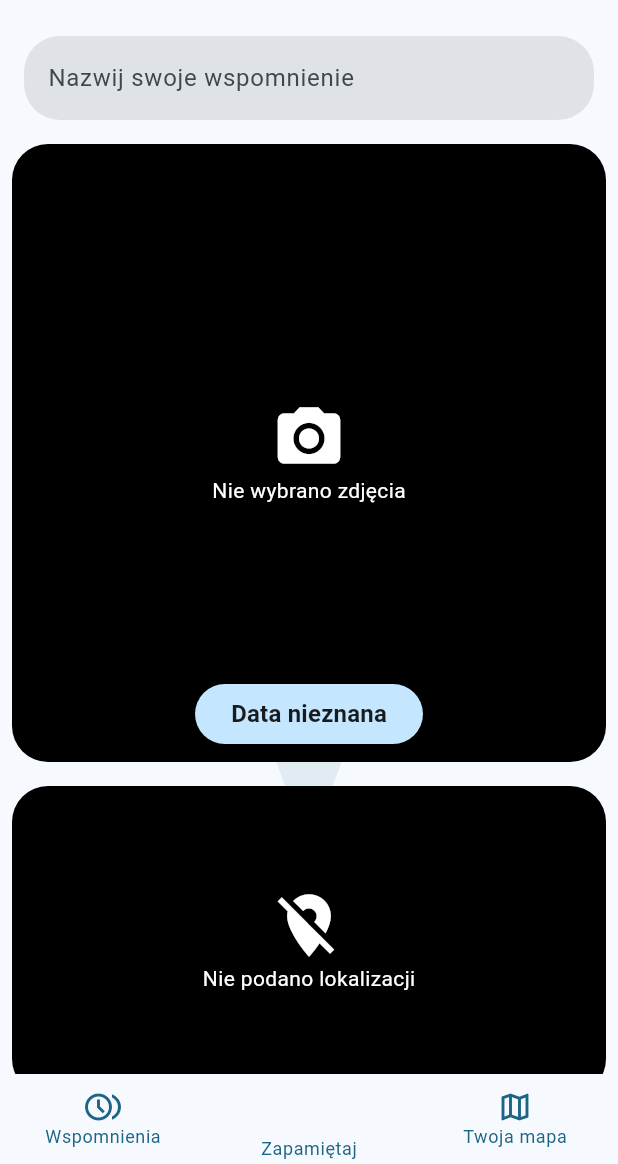
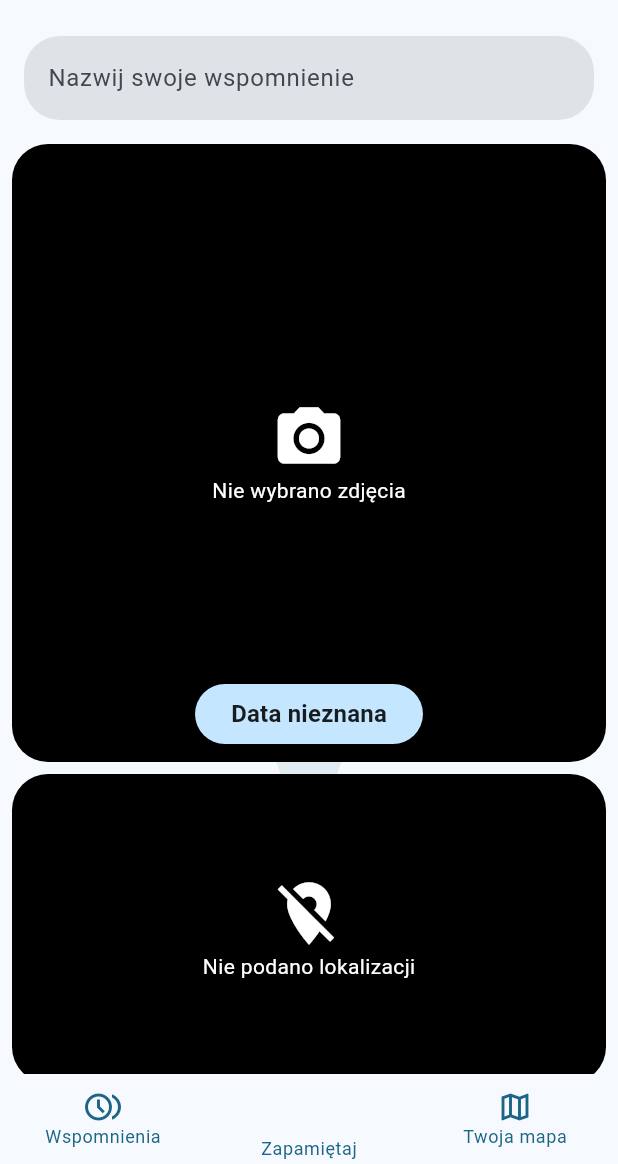
Before and after one commit to No0ne09/remember, a Flutter app: the screen it shows once a user with an empty profile is signed in, item 2 of the bottom bar chosen, on a phone screen of 412 x 824 dp, the part 72-1236 px from its top. Run offline on Flutter 3.47's test engine with Material 3 defaults, Android fonts, the phone set to English and light mode, and no system bars; drawn by our look-alikes of convex_bottom_bar; our stand-ins replace cached_network_image, cloud_firestore, connectivity_plus, dio, firebase_auth, firebase_core and 13 more; missing offline and left inert: exif, gal, image_downloader_web; accounts and stored records are empty.

Commit message:
useless sizedbox

```diff
--- a/lib/screens/new_memory.dart
+++ b/lib/screens/new_memory.dart
@@ -215,9 +215,6 @@ class _NewMemoryState extends ConsumerState<NewMemory> {
               const SizedBox(
                 height: 8,
               ),
-              const SizedBox(
-                height: 8,
-              ),
               NewLocationWidget(
                 onPickedLocation: (locationInfo) {
                   _chosenLocation = locationInfo;
```
